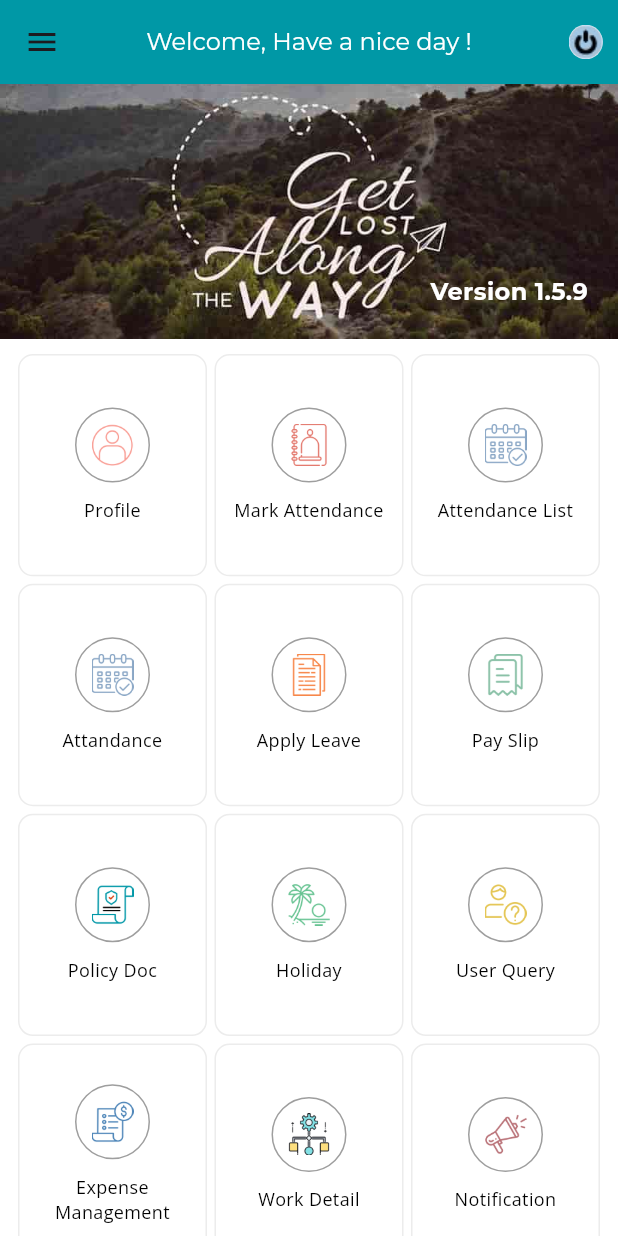
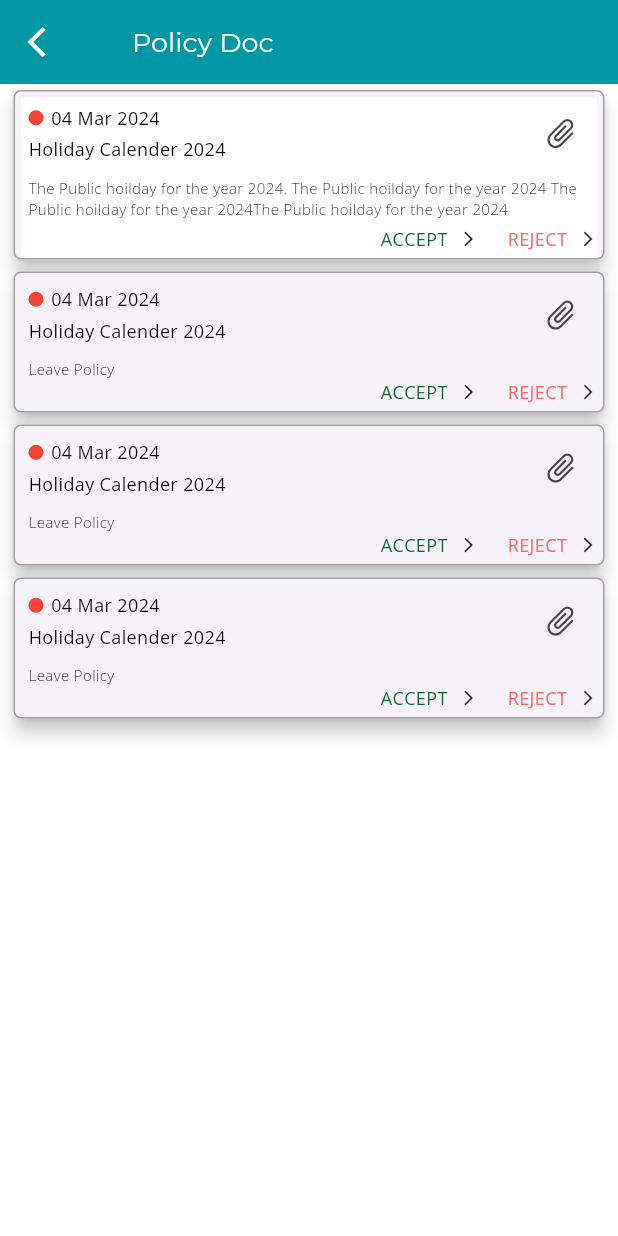
Before and after one commit to Soyabali/HRMS-Synergy, a Flutter app: the DashBoardHomePage screen opened directly, after a tap on "Policy Doc", on a phone screen of 412 x 824 dp. Run offline on Flutter 3.47's test engine with Material 3 defaults, Android fonts, the phone set to English and light mode, and no system bars; our stand-ins replace dotted_border, flutter_easyloading, fluttertoast, geolocator, google_fonts, google_maps_flutter and 3 more; accounts and stored records are empty; network calls fail; project files that could hold a hidden picture were left out.

Commit message:
Create a ui Policy Doc

```diff
--- a/lib/presentation/dashboard/dashboard.dart
+++ b/lib/presentation/dashboard/dashboard.dart
@@ -11,6 +11,7 @@ import '../../data/loader_helper.dart';
 import '../attendancelist/attendancelist.dart';
 import '../expensemanagement/expense_management.dart';
 import '../notification/notification.dart';
+import '../policydoc/policydoc.dart';
 import '../resources/app_colors.dart';
 import '../resources/app_text_style.dart';
 import '../resources/assets_manager.dart';
@@ -990,10 +991,12 @@ class _DashBoardHomePageState extends State<DashBoardHomePage> {
                         GestureDetector(
                           onTap: (){
                             print('-------');
-                            // Navigator.push(
-                            //   context,
-                            //   MaterialPageRoute(builder: (context) => const DummyScreen(title: 'Apply Leave')),
-                            // );
+
+                            Navigator.push(
+                              context,
+                              MaterialPageRoute(builder: (context) => PolicyDoc()
+                              ),
+                            );
                           },
                           child: Container(
                             height: 100.0,
--- a/lib/presentation/policydoc/policydoc.dart
+++ b/lib/presentation/policydoc/policydoc.dart
@@ -0,0 +1,519 @@
+import 'package:flutter/material.dart';
+import 'package:flutter/services.dart';
+import '../dashboard/dashboard.dart';
+import '../resources/app_text_style.dart';
+
+class PolicyDoc extends StatelessWidget {
+
+  const PolicyDoc({super.key});
+
+  @override
+  Widget build(BuildContext context) {
+    return const MaterialApp(
+      debugShowCheckedModeBanner: false,
+      home: PolicydocScreen(),
+    );
+  }
+}
+class PolicydocScreen extends StatefulWidget {
+  const PolicydocScreen({super.key});
+
+  @override
+  State<PolicydocScreen> createState() => _PolicydocScreenState();
+}
+
+class _PolicydocScreenState extends State<PolicydocScreen> {
+
+  @override
+  Widget build(BuildContext context) {
+    return Scaffold(
+        backgroundColor: Colors.white,
+      // appBar
+      appBar: AppBar(
+        // statusBarColore
+        systemOverlayStyle: const SystemUiOverlayStyle(
+          // Status bar color  // 2a697b
+          statusBarColor: Color(0xFF2a697b),
+          // Status bar brightness (optional)
+          statusBarIconBrightness: Brightness.dark,
+          // For Android (dark icons)
+          statusBarBrightness: Brightness.light, // For iOS (dark icons)
+        ),
+        // backgroundColor: Colors.blu
+        backgroundColor: Color(0xFF0098a6),
+        leading: InkWell(
+          onTap: () {
+            // Navigator.pop(context);
+            Navigator.push(
+              context,
+              MaterialPageRoute(builder: (context) => const DashBoard()),
+            );
+          },
+          child: const Padding(
+            padding: EdgeInsets.only(left: 5.0),
+            child: Icon(
+              Icons.arrow_back_ios,
+              size: 24,
+              color: Colors.white,
+            ),
+          ),
+        ),
+        title: const Padding(
+          padding: EdgeInsets.symmetric(horizontal: 16.0),
+          child: Text(
+            'Policy Doc',
+            style: TextStyle(
+              color: Colors.white,
+              fontSize: 18,
+              fontWeight: FontWeight.normal,
+              fontFamily: 'Montserrat',
+            ),
+            textAlign: TextAlign.center,
+          ),
+        ), // Removes shadow under the AppBar
+      ),
+      body: ListView(
+        children: [
+          Padding(
+            padding: const EdgeInsets.only(left: 5,right: 5),
+            child: Card(
+             elevation: 5, // Elevation for shadow effect
+                     shape: RoundedRectangleBorder(
+              borderRadius: BorderRadius.circular(5), // Rounded corners
+              side: BorderSide(color: Colors.grey)),
+              child: Padding(
+                padding: const EdgeInsets.only(left: 5,right: 5,top: 5),
+                child: Container(
+                  color: Colors.white,
+                  child: Padding(
+                    padding: const EdgeInsets.only(left: 5),
+                    child: Column(
+                      mainAxisAlignment: MainAxisAlignment.start,
+                      crossAxisAlignment: CrossAxisAlignment.start,
+                      children: [
+                        Row(
+                          children: [
+                            // First Column: Takes 80% of the width
+                             Expanded(
+                              flex: 8, // 80% of width
+                              child: Column(
+                                crossAxisAlignment: CrossAxisAlignment.start,
+                                children: [
+                                  Row(
+                                    mainAxisAlignment: MainAxisAlignment.start,
+                                    children: <Widget>[
+                                      Container(
+                                        height: 10,
+                                        width: 10,
+                                        decoration: BoxDecoration(
+                                          color: Colors.red, // Red color
+                                          borderRadius: BorderRadius.circular(5), // Radius of 5
+                                        ),
+                                      ),
+                                      SizedBox(width: 5),
+                                       Text(
+                                        '04 Mar 2024',
+                                        style: AppTextStyle.font12OpenSansRegularBlackTextStyle,
+                                      ),
+
+                                    ],
+                                  ),
+                                  const SizedBox(height: 4), // Spacing between the two texts
+                                  Text(
+                                    'Holiday Calender 2024',
+                                    style: AppTextStyle.font12OpenSansRegularBlackTextStyle,
+
+                                  ),
+                                ],
+                              ),
+                            ),
+
+                            Expanded(
+                              flex: 2, // 20% of width
+                              child: Align(
+                                alignment: Alignment.centerRight,
+                                child: Transform.rotate(
+                                  angle: 45 * (3.1415927 / 180), // Rotate by 90 degrees (convert degrees to radians)
+                                  child: IconButton(
+                                    icon: Icon(Icons.attach_file),
+                                    onPressed: () {
+                                      // Handle onPressed for icon here
+                                    },
+                                  ),
+                                ),
+                              ),
+                            )
+
+                          ],
+                        ),
+                        SizedBox(height: 5),
+                        Text(
+                          'The Public hoilday for the year 2024. The Public hoilday for the year 2024 The Public hoilday for the year 2024The Public hoilday for the year 2024',
+                          style: AppTextStyle.font10OpenSansRegularBlackTextStyle,
+                        ),
+                        SizedBox(height: 5),
+                         Row(
+                          mainAxisAlignment: MainAxisAlignment.end, // Aligns Row to the right
+                          children: [
+                            // Accept text with iOS forward icon
+                            Row(
+                              children: [
+                                Text('ACCEPT', style: AppTextStyle.font12OpenSansRegularGreenTextStyle,
+
+                                ),
+                                SizedBox(width: 8), // Space between text and icon
+                                Icon(Icons.arrow_forward_ios, size: 12),
+                              ],
+                            ),
+                            SizedBox(width: 20), // Space between "Accept" and "Reject"
+
+                            // Reject text with iOS forward icon
+                            Row(
+                              children: [
+                                Text('REJECT', style: AppTextStyle.font12OpenSansRegularRedTextStyle),
+                                SizedBox(width: 8), // Space between text and icon
+                                Icon(Icons.arrow_forward_ios, size: 12),
+                              ],
+                            ),
+                          ],
+                        ),
+                        SizedBox(height: 5),
+                      ],
+                    ),
+                  ),
+                ),
+              ),
+            ),
+          ),
+          Padding(
+            padding: const EdgeInsets.only(left: 5,right: 5),
+            child: Card(
+              elevation: 5, // Elevation for shadow effect
+              shape: RoundedRectangleBorder(
+                  borderRadius: BorderRadius.circular(5), // Rounded corners
+                  side: BorderSide(color: Colors.grey)),
+              child: Padding(
+                padding: const EdgeInsets.only(left: 5,right: 5,top: 5),
+                child: Container(
+                  child: Padding(
+                    padding: const EdgeInsets.only(left: 5),
+                    child: Column(
+                      mainAxisAlignment: MainAxisAlignment.start,
+                      crossAxisAlignment: CrossAxisAlignment.start,
+                      children: [
+                        Row(
+                          children: [
+                            // First Column: Takes 80% of the width
+                            Expanded(
+                              flex: 8, // 80% of width
+                              child: Column(
+                                crossAxisAlignment: CrossAxisAlignment.start,
+                                children: [
+                                  Row(
+                                    mainAxisAlignment: MainAxisAlignment.start,
+                                    children: <Widget>[
+                                      Container(
+                                        height: 10,
+                                        width: 10,
+                                        decoration: BoxDecoration(
+                                          color: Colors.red, // Red color
+                                          borderRadius: BorderRadius.circular(5), // Radius of 5
+                                        ),
+                                      ),
+                                      SizedBox(width: 5),
+                                      Text(
+                                        '04 Mar 2024',
+                                        style: AppTextStyle.font12OpenSansRegularBlackTextStyle,
+                                      ),
+
+                                    ],
+                                  ),
+                                  const SizedBox(height: 4), // Spacing between the two texts
+                                  Text(
+                                    'Holiday Calender 2024',
+                                    style: AppTextStyle.font12OpenSansRegularBlackTextStyle,
+
+                                  ),
+                                ],
+                              ),
+                            ),
+
+                            Expanded(
+                              flex: 2, // 20% of width
+                              child: Align(
+                                alignment: Alignment.centerRight,
+                                child: Transform.rotate(
+                                  angle: 45 * (3.1415927 / 180), // Rotate by 90 degrees (convert degrees to radians)
+                                  child: IconButton(
+                                    icon: Icon(Icons.attach_file),
+                                    onPressed: () {
+                                      // Handle onPressed for icon here
+                                    },
+                                  ),
+                                ),
+                              ),
+                            )
+
+                          ],
+                        ),
+                        SizedBox(height: 5),
+                        Text(
+                          'Leave Policy',
+                          style: AppTextStyle.font10OpenSansRegularBlackTextStyle,
+                        ),
+                        Row(
+                          mainAxisAlignment: MainAxisAlignment.end, // Aligns Row to the right
+                          children: [
+                            // Accept text with iOS forward icon
+                            Row(
+                              children: [
+                                Text('ACCEPT', style: AppTextStyle.font12OpenSansRegularGreenTextStyle,
+
+                                ),
+                                SizedBox(width: 8), // Space between text and icon
+                                Icon(Icons.arrow_forward_ios, size: 12),
+                              ],
+                            ),
+                            SizedBox(width: 20), // Space between "Accept" and "Reject"
+
+                            // Reject text with iOS forward icon
+                            Row(
+                              children: [
+                                Text('REJECT', style: AppTextStyle.font12OpenSansRegularRedTextStyle),
+                                SizedBox(width: 8), // Space between text and icon
+                                Icon(Icons.arrow_forward_ios, size: 12),
+                              ],
+                            ),
+                          ],
+                        ),
+                        SizedBox(height: 5),
+                      ],
+                    ),
+                  ),
+                ),
+              ),
+            ),
+          ),
+          Padding(
+            padding: const EdgeInsets.only(left: 5,right: 5),
+            child: Card(
+              elevation: 5, // Elevation for shadow effect
+              shape: RoundedRectangleBorder(
+                  borderRadius: BorderRadius.circular(5), // Rounded corners
+                  side: BorderSide(color: Colors.grey)),
+              child: Padding(
+                padding: const EdgeInsets.only(left: 5,right: 5,top: 5),
+                child: Container(
+                  child: Padding(
+                    padding: const EdgeInsets.only(left: 5),
+                    child: Column(
+                      mainAxisAlignment: MainAxisAlignment.start,
+                      crossAxisAlignment: CrossAxisAlignment.start,
+                      children: [
+                        Row(
+                          children: [
+                            // First Column: Takes 80% of the width
+                            Expanded(
+                              flex: 8, // 80% of width
+                              child: Column(
+                                crossAxisAlignment: CrossAxisAlignment.start,
+                                children: [
+                                  Row(
+                                    mainAxisAlignment: MainAxisAlignment.start,
+                                    children: <Widget>[
+                                      Container(
+                                        height: 10,
+                                        width: 10,
+                                        decoration: BoxDecoration(
+                                          color: Colors.red, // Red color
+                                          borderRadius: BorderRadius.circular(5), // Radius of 5
+                                        ),
+                                      ),
+                                      SizedBox(width: 5),
+                                      Text(
+                                        '04 Mar 2024',
+                                        style: AppTextStyle.font12OpenSansRegularBlackTextStyle,
+                                      ),
+
+                                    ],
+                                  ),
+                                  const SizedBox(height: 4), // Spacing between the two texts
+                                  Text(
+                                    'Holiday Calender 2024',
+                                    style: AppTextStyle.font12OpenSansRegularBlackTextStyle,
+
+                                  ),
+                                ],
+                              ),
+                            ),
+
+                            Expanded(
+                              flex: 2, // 20% of width
+                              child: Align(
+                                alignment: Alignment.centerRight,
+                                child: Transform.rotate(
+                                  angle: 45 * (3.1415927 / 180), // Rotate by 90 degrees (convert degrees to radians)
+                                  child: IconButton(
+                                    icon: Icon(Icons.attach_file),
+                                    onPressed: () {
+                                      // Handle onPressed for icon here
+                                    },
+                                  ),
+                                ),
+                              ),
+                            )
+
+                          ],
+                        ),
+                        SizedBox(height: 5),
+                        Text(
+                          'Leave Policy',
+                          style: AppTextStyle.font10OpenSansRegularBlackTextStyle,
+                        ),
+                        Row(
+                          mainAxisAlignment: MainAxisAlignment.end, // Aligns Row to the right
+                          children: [
+                            // Accept text with iOS forward icon
+                            Row(
+                              children: [
+                                Text('ACCEPT', style: AppTextStyle.font12OpenSansRegularGreenTextStyle,
+
+                                ),
+                                SizedBox(width: 8), // Space between text and icon
+                                Icon(Icons.arrow_forward_ios, size: 12),
+                              ],
+                            ),
+                            SizedBox(width: 20), // Space between "Accept" and "Reject"
+
+                            // Reject text with iOS forward icon
+                            Row(
+                              children: [
+                                Text('REJECT', style: AppTextStyle.font12OpenSansRegularRedTextStyle),
+                                SizedBox(width: 8), // Space between text and icon
+                                Icon(Icons.arrow_forward_ios, size: 12),
+                              ],
+                            ),
+                          ],
+                        ),
+                        SizedBox(height: 5),
+                      ],
+                    ),
+                  ),
+                ),
+              ),
+            ),
+          ),
+          Padding(
+            padding: const EdgeInsets.only(left: 5,right: 5),
+            child: Card(
+              elevation: 5, // Elevation for shadow effect
+              shape: RoundedRectangleBorder(
+                  borderRadius: BorderRadius.circular(5), // Rounded corners
+                  side: BorderSide(color: Colors.grey)),
+              child: Padding(
+                padding: const EdgeInsets.only(left: 5,right: 5,top: 5),
+                child: Container(
+                  child: Padding(
+                    padding: const EdgeInsets.only(left: 5),
+                    child: Column(
+                      mainAxisAlignment: MainAxisAlignment.start,
+                      crossAxisAlignment: CrossAxisAlignment.start,
+                      children: [
+                        Row(
+                          children: [
+                            // First Column: Takes 80% of the width
+                            Expanded(
+                              flex: 8, // 80% of width
+                              child: Column(
+                                crossAxisAlignment: CrossAxisAlignment.start,
+                                children: [
+                                  Row(
+                                    mainAxisAlignment: MainAxisAlignment.start,
+                                    children: <Widget>[
+                                      Container(
+                                        height: 10,
+                                        width: 10,
+                                        decoration: BoxDecoration(
+                                          color: Colors.red, // Red color
+                                          borderRadius: BorderRadius.circular(5), // Radius of 5
+                                        ),
+                                      ),
+                                      SizedBox(width: 5),
+                                      Text(
+                                        '04 Mar 2024',
+                                        style: AppTextStyle.font12OpenSansRegularBlackTextStyle,
+                                      ),
+
+                                    ],
+                                  ),
+                                  const SizedBox(height: 4), // Spacing between the two texts
+                                  Text(
+                                    'Holiday Calender 2024',
+                                    style: AppTextStyle.font12OpenSansRegularBlackTextStyle,
+
+                                  ),
+                                ],
+                              ),
+                            ),
+
+                            Expanded(
+                              flex: 2, // 20% of width
+                              child: Align(
+                                alignment: Alignment.centerRight,
+                                child: Transform.rotate(
+                                  angle: 45 * (3.1415927 / 180), // Rotate by 90 degrees (convert degrees to radians)
+                                  child: IconButton(
+                                    icon: Icon(Icons.attach_file),
+                                    onPressed: () {
+                                      // Handle onPressed for icon here
+                                    },
+                                  ),
+                                ),
+                              ),
+                            )
+
+                          ],
+                        ),
+                        SizedBox(height: 5),
+                        Text(
+                          'Leave Policy',
+                          style: AppTextStyle.font10OpenSansRegularBlackTextStyle,
+                        ),
+                        Row(
+                          mainAxisAlignment: MainAxisAlignment.end, // Aligns Row to the right
+                          children: [
+                            // Accept text with iOS forward icon
+                            Row(
+                              children: [
+                                Text('ACCEPT', style: AppTextStyle.font12OpenSansRegularGreenTextStyle,
+
+                                ),
+                                SizedBox(width: 8), // Space between text and icon
+                                Icon(Icons.arrow_forward_ios, size: 12),
+                              ],
+                            ),
+                            SizedBox(width: 20), // Space between "Accept" and "Reject"
+
+                            // Reject text with iOS forward icon
+                            Row(
+                              children: [
+                                Text('REJECT', style: AppTextStyle.font12OpenSansRegularRedTextStyle),
+                                SizedBox(width: 8), // Space between text and icon
+                                Icon(Icons.arrow_forward_ios, size: 12),
+                              ],
+                            ),
+                          ],
+                        ),
+                        SizedBox(height: 5),
+                      ],
+                    ),
+                  ),
+                ),
+              ),
+            ),
+          )
+        ],
+      )
+    );
+  }
+}
--- a/lib/presentation/resources/app_text_style.dart
+++ b/lib/presentation/resources/app_text_style.dart
@@ -129,6 +129,8 @@ class AppTextStyle {
 
   static TextStyle font12OpenSansRegularBlackTextStyle = GoogleFonts.openSans(
       color: AppColors.black, fontSize: 12, fontWeight: FontWeight.w400);
+  static TextStyle font12OpenSansRegularGreenTextStyle = GoogleFonts.openSans(
+      color: AppColors.green, fontSize: 12, fontWeight: FontWeight.w400);
   static TextStyle font10OpenSansRegularBlackTextStyle = GoogleFonts.openSans(
       color: AppColors.black, fontSize: 10, fontWeight: FontWeight.w200);
   static TextStyle font12OpenSansRegularBlack45TextStyle = GoogleFonts.openSans(
```
